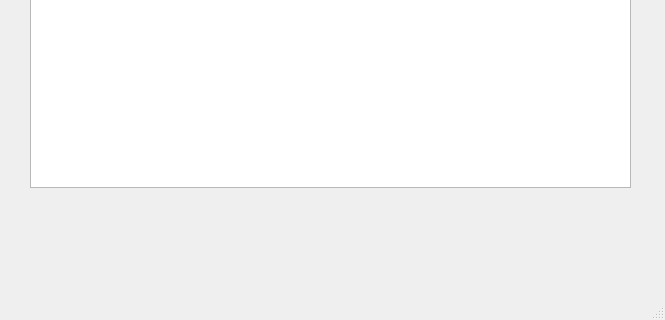
This is UI/client.ui in Scykorr/dmitr_community_encrypt as Qt 5 draws it before an edit; both pictures show x 0 to 665 and y 513 to 833 of the 665 by 833 pixel window. The edited form follows.
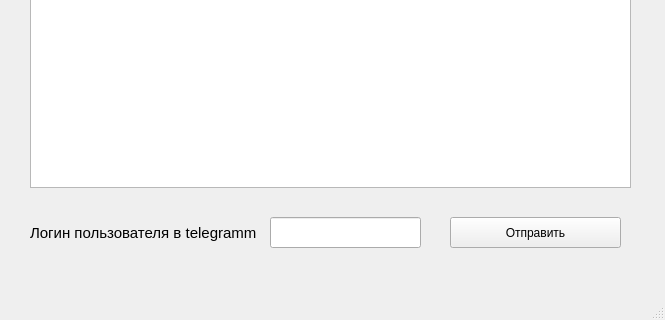
This is the edited form.

Diff of the .ui file:
```diff
--- a/UI/client.ui
+++ b/UI/client.ui
@@ -20,7 +20,7 @@
       <x>20</x>
       <y>20</y>
       <width>621</width>
-      <height>691</height>
+      <height>751</height>
      </rect>
     </property>
     <property name="currentIndex">
@@ -228,6 +228,47 @@
  сообщение</string>
       </property>
      </widget>
+     <widget class="QPushButton" name="pushButton">
+      <property name="geometry">
+       <rect>
+        <x>430</x>
+        <y>710</y>
+        <width>171</width>
+        <height>31</height>
+       </rect>
+      </property>
+      <property name="text">
+       <string>Отправить</string>
+      </property>
+     </widget>
+     <widget class="QLineEdit" name="lineEdit_tg_username">
+      <property name="geometry">
+       <rect>
+        <x>250</x>
+        <y>710</y>
+        <width>151</width>
+        <height>31</height>
+       </rect>
+      </property>
+     </widget>
+     <widget class="QLabel" name="label_11">
+      <property name="geometry">
+       <rect>
+        <x>10</x>
+        <y>710</y>
+        <width>231</width>
+        <height>31</height>
+       </rect>
+      </property>
+      <property name="font">
+       <font>
+        <pointsize>11</pointsize>
+       </font>
+      </property>
+      <property name="text">
+       <string>Логин пользователя в telegramm</string>
+      </property>
+     </widget>
     </widget>
     <widget class="QWidget" name="page_2">
      <widget class="QLabel" name="label_7">
```
Left out of the diff: 6 changed lines with no effect on the pictures.
